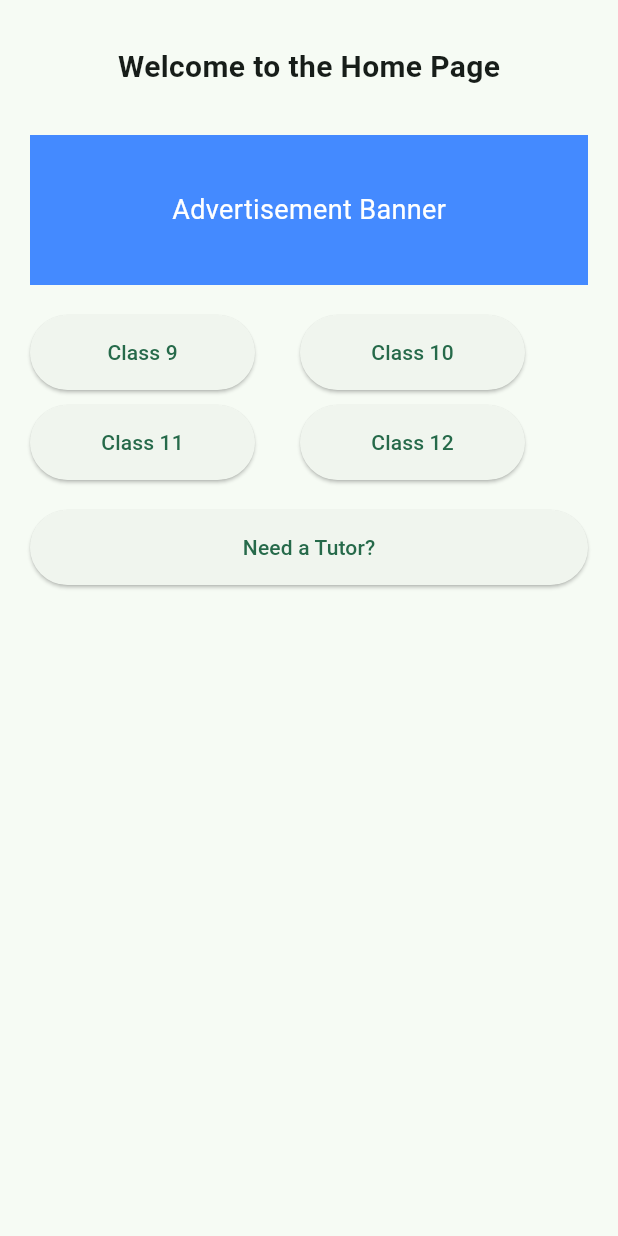
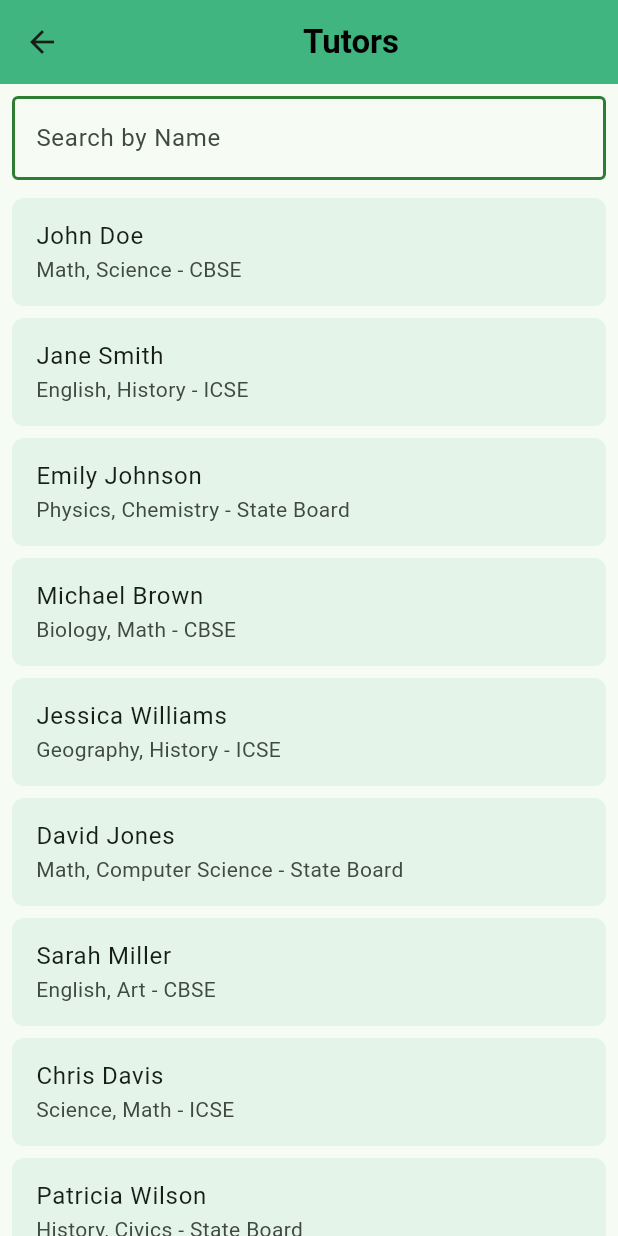
Before and after one commit to was-saf/leadbook, a Flutter app: the HomePage screen opened directly, after a tap on "Need a Tutor?", on a phone screen of 412 x 824 dp. Run offline on Flutter 3.47's test engine with Material 3 defaults, Android fonts, the phone set to English and light mode, and no system bars; our stand-ins replace image_picker.

Commit message:
tutor detailed screens added

```diff
--- /dev/null
+++ b/lib/views/pages/TutorDetailScreen.dart
@@ -0,0 +1,77 @@
+import 'package:flutter/material.dart';
+
+class TutorDetailScreen extends StatelessWidget {
+  final Map<String, String> tutor;
+
+  TutorDetailScreen({required this.tutor});
+
+  @override
+  Widget build(BuildContext context) {
+    return Scaffold(
+      backgroundColor: Color(0xFFF8EAF6),
+      appBar: AppBar(
+        backgroundColor: Color(0xFF41B57F),
+        elevation: 0,
+        leading: IconButton(
+          icon: Icon(Icons.arrow_back, color: Colors.black), // Updated to black
+          onPressed: () => Navigator.of(context).pop(),
+        ),
+        title: Center(
+          child: Text(
+            'Profile',
+            style: TextStyle(color: Colors.black, fontWeight: FontWeight.bold),
+          ),
+        ),
+      ),
+      body: Padding(
+        padding: EdgeInsets.all(16.0),
+        child: SingleChildScrollView(
+          child: Column(
+            crossAxisAlignment: CrossAxisAlignment.center,
+            children: [
+              CircleAvatar(
+                radius: 50,
+                backgroundColor: Color(
+                  0xFF41B57F,
+                ).withOpacity(0.3), // Light green color
+                child: Icon(
+                  Icons.person,
+                  size: 50,
+                  color: Color(0xFF41B57F),
+                ), // Matching icon color
+              ),
+              SizedBox(height: 12),
+              ...tutor.entries.map((entry) {
+                return Padding(
+                  padding: EdgeInsets.symmetric(vertical: 4.0),
+                  child: Column(
+                    crossAxisAlignment: CrossAxisAlignment.start,
+                    children: [
+                      Text(
+                        entry.key,
+                        style: TextStyle(fontSize: 14, color: Colors.grey),
+                      ),
+                      SizedBox(height: 2),
+                      Container(
+                        width: double.infinity,
+                        padding: EdgeInsets.all(12),
+                        decoration: BoxDecoration(
+                          color: Colors.grey[200],
+                          borderRadius: BorderRadius.circular(8),
+                        ),
+                        child: Text(
+                          entry.value,
+                          style: TextStyle(fontSize: 16, color: Colors.black),
+                        ),
+                      ),
+                    ],
+                  ),
+                );
+              }).toList(),
+            ],
+          ),
+        ),
+      ),
+    );
+  }
+}
--- /dev/null
+++ b/lib/views/pages/TutorListScreen.dart
@@ -0,0 +1,234 @@
+import 'package:flutter/material.dart';
+import 'package:leadbook/views/pages/TutorDetailScreen.dart';
+
+class TutorListScreen extends StatefulWidget {
+  @override
+  _TutorListScreenState createState() => _TutorListScreenState();
+}
+
+class _TutorListScreenState extends State<TutorListScreen> {
+  final List<Map<String, String>> tutors = [
+    {
+      'Name': 'John Doe',
+      'Class': '10',
+      'City': 'New York',
+      'Address': '123 Main St',
+      'Contact': '123-456-7890',
+      'Subjects': 'Math, Science',
+      'Board': 'CBSE',
+      'Timings': '10 AM - 12 PM',
+      'No. of days': '5',
+      'Mode of tuition': 'Online',
+      'Fee': '\$200',
+      'Additional remarks': 'Experienced in online teaching',
+    },
+    {
+      'Name': 'Jane Smith',
+      'Class': '12',
+      'City': 'Los Angeles',
+      'Address': '456 Elm St',
+      'Contact': '987-654-3210',
+      'Subjects': 'English, History',
+      'Board': 'ICSE',
+      'Timings': '2 PM - 4 PM',
+      'No. of days': '3',
+      'Mode of tuition': 'Offline',
+      'Fee': '\$150',
+      'Additional remarks': 'Focus on interactive learning',
+    },
+    {
+      'Name': 'Emily Johnson',
+      'Class': '11',
+      'City': 'Chicago',
+      'Address': '789 Oak St',
+      'Contact': '555-123-4567',
+      'Subjects': 'Physics, Chemistry',
+      'Board': 'State Board',
+      'Timings': '9 AM - 11 AM',
+      'No. of days': '4',
+      'Mode of tuition': 'Online',
+      'Fee': '\$180',
+      'Additional remarks': 'Specializes in exam preparation',
+    },
+    {
+      'Name': 'Michael Brown',
+      'Class': '9',
+      'City': 'Houston',
+      'Address': '321 Pine St',
+      'Contact': '444-555-6666',
+      'Subjects': 'Biology, Math',
+      'Board': 'CBSE',
+      'Timings': '11 AM - 1 PM',
+      'No. of days': '5',
+      'Mode of tuition': 'Offline',
+      'Fee': '\$170',
+      'Additional remarks': 'Hands-on practical sessions',
+    },
+    {
+      'Name': 'Jessica Williams',
+      'Class': '8',
+      'City': 'Phoenix',
+      'Address': '654 Maple St',
+      'Contact': '333-222-1111',
+      'Subjects': 'Geography, History',
+      'Board': 'ICSE',
+      'Timings': '1 PM - 3 PM',
+      'No. of days': '2',
+      'Mode of tuition': 'Online',
+      'Fee': '\$160',
+      'Additional remarks': 'Interactive map sessions',
+    },
+    {
+      'Name': 'David Jones',
+      'Class': '7',
+      'City': 'Philadelphia',
+      'Address': '987 Cedar St',
+      'Contact': '222-333-4444',
+      'Subjects': 'Math, Computer Science',
+      'Board': 'State Board',
+      'Timings': '3 PM - 5 PM',
+      'No. of days': '3',
+      'Mode of tuition': 'Offline',
+      'Fee': '\$140',
+      'Additional remarks': 'Focus on coding skills',
+    },
+    {
+      'Name': 'Sarah Miller',
+      'Class': '6',
+      'City': 'San Antonio',
+      'Address': '159 Birch St',
+      'Contact': '111-222-3333',
+      'Subjects': 'English, Art',
+      'Board': 'CBSE',
+      'Timings': '4 PM - 6 PM',
+      'No. of days': '4',
+      'Mode of tuition': 'Online',
+      'Fee': '\$130',
+      'Additional remarks': 'Creative writing workshops',
+    },
+    {
+      'Name': 'Chris Davis',
+      'Class': '5',
+      'City': 'San Diego',
+      'Address': '753 Spruce St',
+      'Contact': '666-777-8888',
+      'Subjects': 'Science, Math',
+      'Board': 'ICSE',
+      'Timings': '5 PM - 7 PM',
+      'No. of days': '5',
+      'Mode of tuition': 'Offline',
+      'Fee': '\$120',
+      'Additional remarks': 'Focus on foundational concepts',
+    },
+    {
+      'Name': 'Patricia Wilson',
+      'Class': '4',
+      'City': 'Dallas',
+      'Address': '852 Willow St',
+      'Contact': '777-888-9999',
+      'Subjects': 'History, Civics',
+      'Board': 'State Board',
+      'Timings': '6 PM - 8 PM',
+      'No. of days': '2',
+      'Mode of tuition': 'Online',
+      'Fee': '\$110',
+      'Additional remarks': 'Interactive history lessons',
+    },
+    {
+      'Name': 'Robert Martinez',
+      'Class': '3',
+      'City': 'San Jose',
+      'Address': '951 Aspen St',
+      'Contact': '888-999-0000',
+      'Subjects': 'Math, English',
+      'Board': 'CBSE',
+      'Timings': '7 PM - 9 PM',
+      'No. of days': '3',
+      'Mode of tuition': 'Offline',
+      'Fee': '\$100',
+      'Additional remarks': 'Focus on language skills',
+    },
+  ];
+
+  String searchQuery = '';
+
+  @override
+  Widget build(BuildContext context) {
+    final filteredTutors =
+        tutors.where((tutor) {
+          return tutor['Name']!.toLowerCase().contains(
+            searchQuery.toLowerCase(),
+          );
+        }).toList();
+
+    return Scaffold(
+      appBar: AppBar(
+        backgroundColor: Color(0xFF41B57F),
+        title: Center(
+          child: Text(
+            'Tutors',
+            style: TextStyle(color: Colors.black, fontWeight: FontWeight.bold),
+          ),
+        ),
+      ),
+      body: Column(
+        children: [
+          Padding(
+            padding: EdgeInsets.all(8.0),
+            child: TextField(
+              decoration: InputDecoration(
+                labelText: 'Search by Name',
+                border: OutlineInputBorder(
+                  borderSide: BorderSide(color: Colors.green[800]!, width: 2.0),
+                ),
+                enabledBorder: OutlineInputBorder(
+                  borderSide: BorderSide(color: Colors.green[800]!, width: 2.0),
+                ),
+                focusedBorder: OutlineInputBorder(
+                  borderSide: BorderSide(color: Colors.green[800]!, width: 2.0),
+                ),
+              ),
+              onChanged: (value) {
+                setState(() {
+                  searchQuery = value;
+                });
+              },
+            ),
+          ),
+          Expanded(
+            child: ListView.builder(
+              itemCount: filteredTutors.length,
+              itemBuilder: (context, index) {
+                final tutor = filteredTutors[index];
+                return Padding(
+                  padding: EdgeInsets.symmetric(vertical: 4.0, horizontal: 8.0),
+                  child: Container(
+                    decoration: BoxDecoration(
+                      color: Color(0xFF41B57F).withOpacity(0.1),
+                      borderRadius: BorderRadius.circular(8.0),
+                    ),
+                    child: ListTile(
+                      title: Text(tutor['Name']!),
+                      subtitle: Text(
+                        '${tutor['Subjects']} - ${tutor['Board']}',
+                      ),
+                      onTap: () {
+                        Navigator.push(
+                          context,
+                          MaterialPageRoute(
+                            builder:
+                                (context) => TutorDetailScreen(tutor: tutor),
+                          ),
+                        );
+                      },
+                    ),
+                  ),
+                );
+              },
+            ),
+          ),
+        ],
+      ),
+    );
+  }
+}
--- a/lib/views/pages/home_page.dart
+++ b/lib/views/pages/home_page.dart
@@ -1,4 +1,5 @@
 import 'package:flutter/material.dart';
+import 'package:leadbook/views/pages/TutorListScreen.dart';
 
 class HomePage extends StatelessWidget {
   const HomePage({Key? key}) : super(key: key);
@@ -28,7 +29,7 @@ class HomePage extends StatelessWidget {
                 color: Colors.blueAccent,
                 child: Center(
                   child: Text(
-                    'Advertisement Banner',
+                    'Learn to conquer',
                     style: TextStyle(fontSize: 18, color: Colors.white),
                   ),
                 ),
@@ -49,7 +50,12 @@ class HomePage extends StatelessWidget {
               ),
               SizedBox(height: 20.0),
               ElevatedButton(
-                onPressed: () {},
+                onPressed: () {
+                  Navigator.push(
+                    context,
+                    MaterialPageRoute(builder: (context) => TutorListScreen()),
+                  );
+                },
                 style: ElevatedButton.styleFrom(
                   minimumSize: Size(double.infinity, 50.0),
                 ),
```
